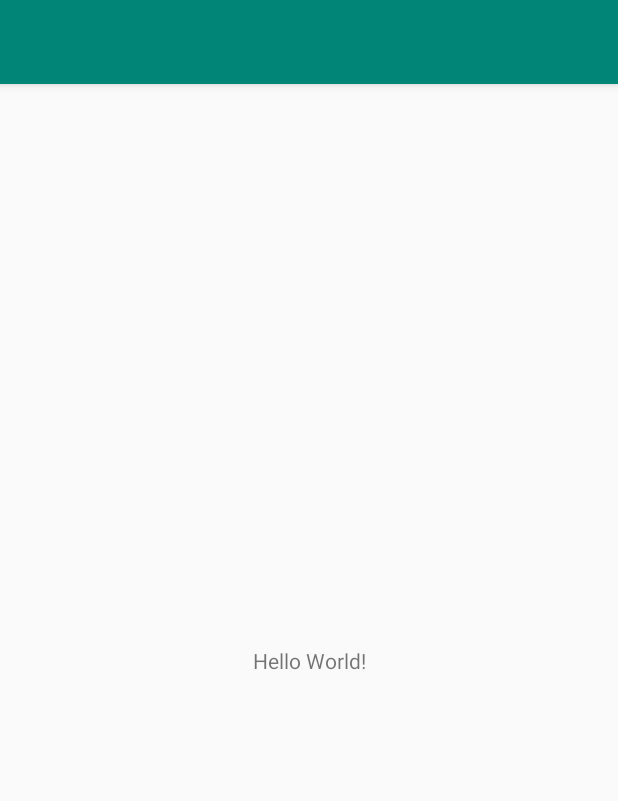
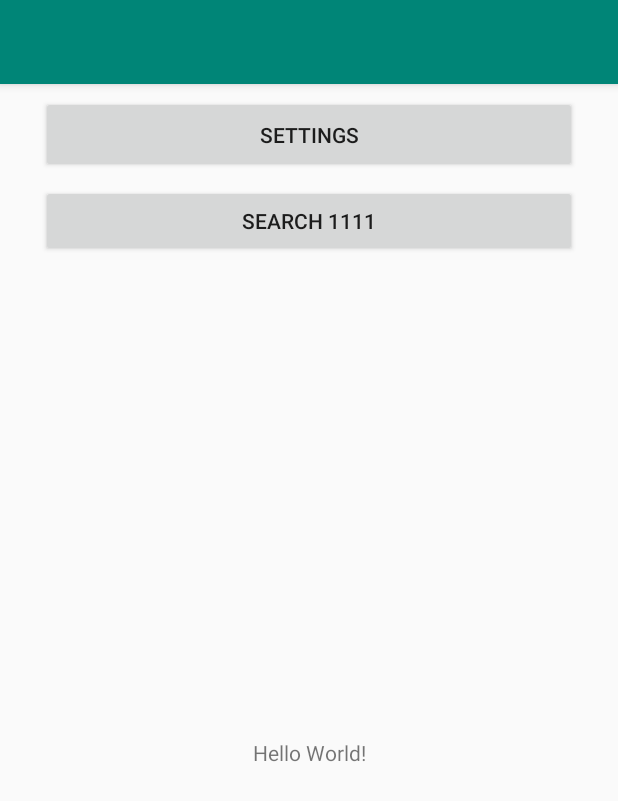
Before and after one commit to Calldorado-com/mavericks, an Android app: the screen it shows after launch (MainActivity), on a phone screen of 412 x 824 dp. Shown: the top 801 px of the screen. Run offline under Robolectric (Android 15) with nearby library versions, the phone set to English and light mode, and no system bars; libraries missing offline, so code that uses them is left out: com.calldorado, com.calldorado.manual_search; 2 statements that could not run were skipped.

Commit message:
Added settings and search buttons + cdo 5.4.1.1710

```diff
--- a/app/build.gradle
+++ b/app/build.gradle
@@ -31,8 +31,8 @@ repositories {
         url 'http://oss.sonatype.org/content/repositories/snapshots'
     }
 
-    maven { url 'http://maven.calldorado.com/nexus/content/repositories/customer' }
-//    maven { url 'http://maven.calldorado.com/nexus/content/repositories/snapshots/' }
+//    maven { url 'http://maven.calldorado.com/nexus/content/repositories/customer' }
+    maven { url 'http://maven.calldorado.com/nexus/content/repositories/snapshots/' }
 
     // Add for smaato.
     maven { url 'http://maven.calldorado.com/nexus/content/repositories/public/' }
@@ -212,7 +212,7 @@ dependencies {
     implementation 'com.google.android.gms:play-services-awareness:15.0.1'
 //    implementation 'com.android.support.constraint:constraint-layout:1.1.2'
 
-    implementation('com.calldorado:calldorado-release:5.2.1.1694@aar') {
+    implementation('com.calldorado:calldorado-release:5.4.1.1710-SNAPSHOT@aar') {
 //    implementation('com.calldorado:calldorado-release:5.0.33.1678-SNAPSHOT@aar') {
         transitive = true
 
--- a/app/src/main/java/com/mavericks/testproject/MainActivity.java
+++ b/app/src/main/java/com/mavericks/testproject/MainActivity.java
@@ -2,8 +2,11 @@ package com.mavericks.testproject;
 
 import android.support.v7.app.AppCompatActivity;
 import android.os.Bundle;
+import android.view.View;
+import android.widget.Toast;
 
 import com.calldorado.Calldorado;
+import com.calldorado.manual_search.CDOPhoneNumber;
 
 public class MainActivity extends AppCompatActivity {
 
@@ -12,11 +15,24 @@ public class MainActivity extends AppCompatActivity {
         super.onCreate(savedInstanceState);
         setContentView(R.layout.activity_main);
 
-        Calldorado.startCalldorado(this, savedInstanceState);
+        Calldorado.startCalldorado(this, null, savedInstanceState, new Calldorado.CalldoradoFullCallback() {
+            @Override
+            public void onInitDone(boolean b, String[] strings, int[] ints) {
+                Toast.makeText(MainActivity.this, "Calldorado ready!", Toast.LENGTH_SHORT).show();
+            }
+        });
         Calldorado.setCalldoradoAftercallColors(this,
                 getResources().getColor(R.color.white),
                 getResources().getColor(R.color.light_grey),
                 getResources().getColor(R.color.black)
         );
     }
+
+    public void onSettings(View view) {
+        Calldorado.createCalldoradoSettingsActivity(this);
+    }
+
+    public void onSearch(View view) {
+        Calldorado.search(this, new CDOPhoneNumber("1111"));
+    }
 }
--- a/app/src/main/res/layout/activity_main.xml
+++ b/app/src/main/res/layout/activity_main.xml
@@ -9,10 +9,41 @@
     <TextView
         android:layout_width="wrap_content"
         android:layout_height="wrap_content"
+        android:layout_marginTop="8dp"
         android:text="Hello World!"
         app:layout_constraintBottom_toBottomOf="parent"
         app:layout_constraintLeft_toLeftOf="parent"
         app:layout_constraintRight_toRightOf="parent"
+        app:layout_constraintTop_toBottomOf="@+id/act_search_btn" />
+
+    <Button
+        android:id="@+id/act_settings"
+        android:layout_width="357dp"
+        android:layout_height="51dp"
+        android:onClick="onSettings"
+        android:layout_marginStart="8dp"
+        android:layout_marginLeft="8dp"
+        android:layout_marginTop="8dp"
+        android:layout_marginEnd="8dp"
+        android:layout_marginRight="8dp"
+        android:text="Settings"
+        app:layout_constraintEnd_toEndOf="parent"
+        app:layout_constraintStart_toStartOf="parent"
         app:layout_constraintTop_toTopOf="parent" />
 
+    <Button
+        android:id="@+id/act_search_btn"
+        android:layout_width="357dp"
+        android:layout_height="48dp"
+        android:layout_marginStart="8dp"
+        android:onClick="onSearch"
+        android:layout_marginLeft="8dp"
+        android:layout_marginTop="8dp"
+        android:layout_marginEnd="8dp"
+        android:layout_marginRight="8dp"
+        android:text="Search 1111"
+        app:layout_constraintEnd_toEndOf="parent"
+        app:layout_constraintStart_toStartOf="parent"
+        app:layout_constraintTop_toBottomOf="@+id/act_settings" />
+
 </android.support.constraint.ConstraintLayout>
```
